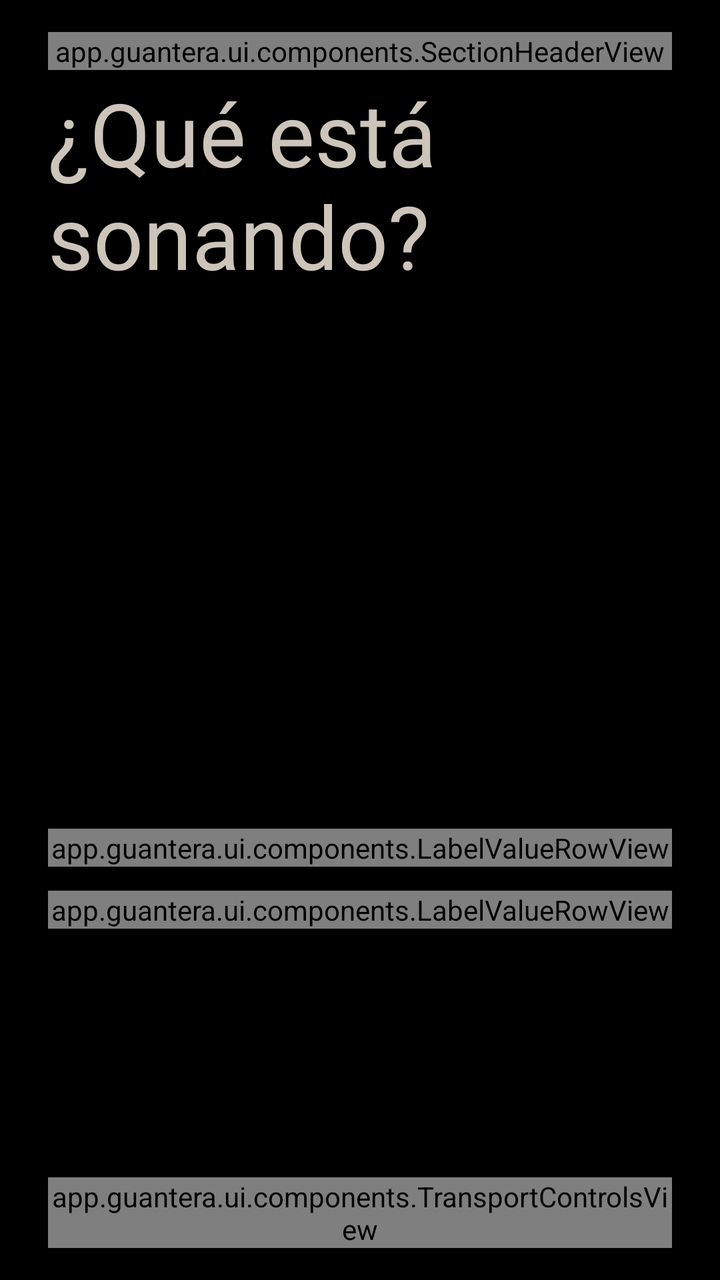
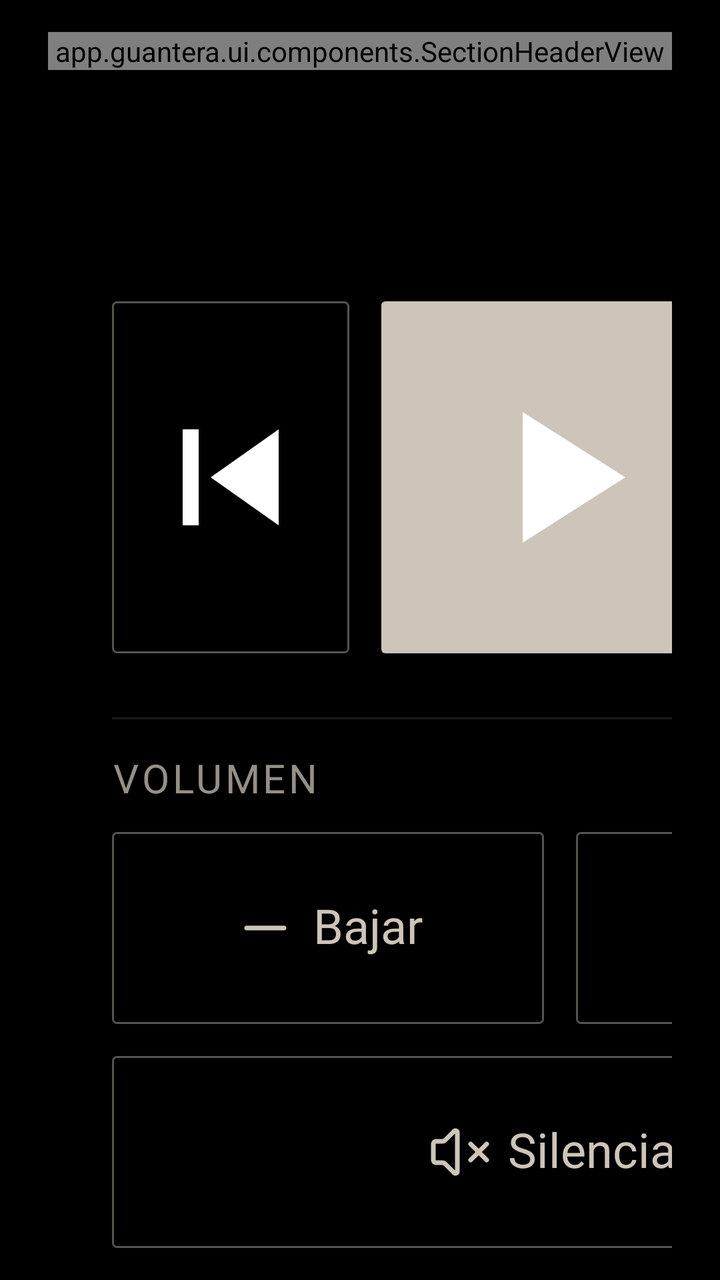

The first picture is an Android layout as it rendered before a commit; the second is the same layout after the commit. The layout source and the unified diff follow.
<!-- AndroidManifest.xml: application theme Theme.Guantera -->
<!-- res/layout/screen_music.xml -->
<?xml version="1.0" encoding="utf-8"?>
<LinearLayout xmlns:android="http://schemas.android.com/apk/res/android"
    xmlns:app="http://schemas.android.com/apk/res-auto"
    android:layout_width="match_parent"
    android:layout_height="match_parent"
    android:orientation="vertical"
    android:paddingStart="@dimen/screen_margin_h"
    android:paddingTop="@dimen/screen_margin_v"
    android:paddingEnd="@dimen/screen_margin_h"
    android:paddingBottom="@dimen/screen_margin_v">

    <app.guantera.ui.components.SectionHeaderView
        android:layout_width="match_parent"
        android:layout_height="wrap_content"
        app:sectionLabel="@string/nav_music"
        app:sectionNumber="@string/section_music" />

    <TextView
        style="@style/Text.Title"
        android:layout_width="wrap_content"
        android:layout_height="wrap_content"
        android:layout_marginTop="@dimen/inner_gap"
        android:text="@string/music_question" />

    <app.guantera.ui.components.BannerView
        android:id="@+id/banner"
        android:layout_width="match_parent"
        android:layout_height="wrap_content"
        android:layout_marginTop="@dimen/block_gap"
        android:visibility="gone" />

    <Space
        android:layout_width="match_parent"
        android:layout_height="0dp"
        android:layout_weight="1" />

    <TextView
        android:id="@+id/trackTitle"
        style="@style/Text.Figure"
        android:layout_width="match_parent"
        android:layout_height="wrap_content"
        android:ellipsize="end" />

    <TextView
        android:id="@+id/trackArtist"
        style="@style/Text.Primary"
        android:layout_width="match_parent"
        android:layout_height="wrap_content"
        android:layout_marginTop="@dimen/inner_gap"
        android:ellipsize="end"
        android:maxLines="1"
        android:textColor="@color/ink_secondary" />

    <app.guantera.ui.components.LabelValueRowView
        android:id="@+id/rowApp"
        android:layout_width="match_parent"
        android:layout_height="wrap_content"
        android:layout_marginTop="@dimen/block_gap"
        app:rowLabel="@string/music_app" />

    <app.guantera.ui.components.LabelValueRowView
        android:id="@+id/rowStatus"
        android:layout_width="match_parent"
        android:layout_height="wrap_content"
        android:layout_marginTop="@dimen/row_gap"
        app:rowLabel="@string/music_status" />

    <Space
        android:layout_width="match_parent"
        android:layout_height="0dp"
        android:layout_weight="1" />

    <TextView
        android:id="@+id/commandError"
        style="@style/Text.Secondary"
        android:layout_width="match_parent"
        android:layout_height="wrap_content"
        android:layout_marginBottom="@dimen/inner_gap"
        android:maxLines="1"
        android:text="@string/music_command_failed"
        android:textColor="@color/signal"
        android:visibility="gone" />

    <LinearLayout
        android:layout_width="match_parent"
        android:layout_height="wrap_content"
        android:gravity="center_vertical"
        android:orientation="horizontal">
        <app.guantera.ui.components.TransportControlsView
            android:id="@+id/transport"
            android:layout_width="wrap_content"
            android:layout_height="wrap_content"
            app:transportHeight="@dimen/control_large"
            app:transportWidth="@dimen/control_large" />
        <Space
            android:layout_width="0dp"
            android:layout_height="0dp"
            android:layout_weight="1" />
        <app.guantera.ui.components.VolumeControlsView
            android:id="@+id/volume"
            android:layout_width="wrap_content"
            android:layout_height="wrap_content"
            app:volumeHeight="@dimen/control_large"
            app:volumeShowMute="true" />
    </LinearLayout>
</LinearLayout>
<!-- resources referenced by this layout -->
<resources>
  <color name="signal">#CE5E32</color>
  <dimen name="control_large">112dp</dimen>
  <dimen name="inner_gap">@dimen/s8</dimen>
  <string name="music_app">App</string>
  <string name="music_command_failed">No se pudo enviar la orden. Abrí tu app de música y probá de nuevo.</string>
  <string name="music_question">¿Qué está sonando?</string>
  <string name="music_status">Estado</string>
  <style name="Text.Figure">
          <item name="android:fontFamily">@font/fraunces_regular</item>
          <item name="fontFamily">@font/fraunces_regular</item>
          <item name="android:textSize">@dimen/text_figure</item>
          <item name="android:fontFeatureSettings">"lnum"</item>
          <item name="android:maxLines">1</item>
      </style>
  <dimen name="text_figure">64sp</dimen>
  <!-- unchanged entries left out for length: 20 -->
</resources>

<!-- the commit's change to res/layout/screen_music.xml (unified diff, before → after) -->
@@ -15,92 +15,227 @@
         app:sectionLabel="@string/nav_music"
         app:sectionNumber="@string/section_music" />
 
-    <TextView
-        style="@style/Text.Title"
-        android:layout_width="wrap_content"
-        android:layout_height="wrap_content"
-        android:layout_marginTop="@dimen/inner_gap"
-        android:text="@string/music_question" />
-
-    <app.guantera.ui.components.BannerView
-        android:id="@+id/banner"
-        android:layout_width="match_parent"
-        android:layout_height="wrap_content"
-        android:layout_marginTop="@dimen/block_gap"
-        android:visibility="gone" />
-
-    <Space
+    <LinearLayout
         android:layout_width="match_parent"
         android:layout_height="0dp"
-        android:layout_weight="1" />
-
-    <TextView
-        android:id="@+id/trackTitle"
-        style="@style/Text.Figure"
-        android:layout_width="match_parent"
-        android:layout_height="wrap_content"
-        android:ellipsize="end" />
-
-    <TextView
-        android:id="@+id/trackArtist"
-        style="@style/Text.Primary"
-        android:layout_width="match_parent"
-        android:layout_height="wrap_content"
-        android:layout_marginTop="@dimen/inner_gap"
-        android:ellipsize="end"
-        android:maxLines="1"
-        android:textColor="@color/ink_secondary" />
-
-    <app.guantera.ui.components.LabelValueRowView
-        android:id="@+id/rowApp"
-        android:layout_width="match_parent"
-        android:layout_height="wrap_content"
         android:layout_marginTop="@dimen/block_gap"
-        app:rowLabel="@string/music_app" />
-
-    <app.guantera.ui.components.LabelValueRowView
-        android:id="@+id/rowStatus"
-        android:layout_width="match_parent"
-        android:layout_height="wrap_content"
-        android:layout_marginTop="@dimen/row_gap"
-        app:rowLabel="@string/music_status" />
-
-    <Space
-        android:layout_width="match_parent"
-        android:layout_height="0dp"
-        android:layout_weight="1" />
-
-    <TextView
-        android:id="@+id/commandError"
-        style="@style/Text.Secondary"
-        android:layout_width="match_parent"
-        android:layout_height="wrap_content"
-        android:layout_marginBottom="@dimen/inner_gap"
-        android:maxLines="1"
-        android:text="@string/music_command_failed"
-        android:textColor="@color/signal"
-        android:visibility="gone" />
-
-    <LinearLayout
-        android:layout_width="match_parent"
-        android:layout_height="wrap_content"
-        android:gravity="center_vertical"
+        android:layout_weight="1"
         android:orientation="horizontal">
-        <app.guantera.ui.components.TransportControlsView
-            android:id="@+id/transport"
-            android:layout_width="wrap_content"
-            android:layout_height="wrap_content"
-            app:transportHeight="@dimen/control_large"
-            app:transportWidth="@dimen/control_large" />
-        <Space
+
+        
+        <LinearLayout
             android:layout_width="0dp"
-            android:layout_height="0dp"
-            android:layout_weight="1" />
-        <app.guantera.ui.components.VolumeControlsView
-            android:id="@+id/volume"
-            android:layout_width="wrap_content"
-            android:layout_height="wrap_content"
-            app:volumeHeight="@dimen/control_large"
-            app:volumeShowMute="true" />
+            android:layout_height="match_parent"
+            android:layout_marginEnd="@dimen/block_gap_large"
+            android:layout_weight="1"
+            android:orientation="vertical">
+
+            <TextView
+                android:id="@+id/trackApp"
+                style="@style/Text.Label"
+                android:layout_width="match_parent"
+                android:layout_height="wrap_content"
+                android:ellipsize="end"
+                android:lines="1" />
+
+            <TextView
+                android:id="@+id/trackTitle"
+                style="@style/Text.Title"
+                android:layout_width="match_parent"
+                android:layout_height="wrap_content"
+                android:layout_marginTop="@dimen/row_gap"
+                android:ellipsize="end"
+                android:maxLines="3" />
+
+            <TextView
+                android:id="@+id/trackArtist"
+                style="@style/Text.Primary"
+                android:layout_width="match_parent"
+                android:layout_height="wrap_content"
+                android:layout_marginTop="@dimen/row_gap"
+                android:ellipsize="end"
+                android:maxLines="2"
+                android:textColor="@color/ink_secondary" />
+
+            <Space
+                android:layout_width="match_parent"
+                android:layout_height="0dp"
+                android:layout_weight="1" />
+
+            
+            <Button
+                android:id="@+id/accessAction"
+                style="@style/Control.Button.Secondary"
+                android:layout_width="wrap_content"
+                android:layout_height="@dimen/touch_min"
+                android:layout_marginBottom="@dimen/block_gap"
+                android:text="@string/music_access_action"
+                android:visibility="invisible" />
+
+            <View
+                android:layout_width="match_parent"
+                android:layout_height="@dimen/line"
+                android:background="@color/line_soft" />
+
+            
+            <TextView
+                android:id="@+id/statusLine"
+                style="@style/Text.Secondary"
+                android:layout_width="match_parent"
+                android:layout_height="wrap_content"
+                android:layout_marginTop="@dimen/row_gap"
+                android:ellipsize="end"
+                android:lines="1" />
+        </LinearLayout>
+
+        
+        <LinearLayout
+            android:layout_width="@dimen/music_controls_width"
+            android:layout_height="match_parent"
+            android:gravity="bottom"
+            android:orientation="vertical">
+
+            <LinearLayout
+                android:layout_width="match_parent"
+                android:layout_height="@dimen/music_transport_height"
+                android:orientation="horizontal">
+                <ImageButton
+                    android:id="@+id/previous"
+                    style="@style/Control.Transport"
+                    android:layout_width="0dp"
+                    android:layout_height="match_parent"
+                    android:layout_weight="1"
+                    android:contentDescription="@string/transport_previous"
+                    android:src="@drawable/ic_previous_lg" />
+                <ImageButton
+                    android:id="@+id/playPause"
+                    style="@style/Control.Transport.Primary"
+                    android:layout_width="0dp"
+                    android:layout_height="match_parent"
+                    android:layout_marginStart="@dimen/touch_gap"
+                    android:layout_weight="1.5"
+                    android:contentDescription="@string/transport_play"
+                    android:src="@drawable/ic_play_lg" />
+                <ImageButton
+                    android:id="@+id/next"
+                    style="@style/Control.Transport"
+                    android:layout_width="0dp"
+                    android:layout_height="match_parent"
+                    android:layout_marginStart="@dimen/touch_gap"
+                    android:layout_weight="1"
+                    android:contentDescription="@string/transport_next"
+                    android:src="@drawable/ic_next_lg" />
+            </LinearLayout>
+
+            
+            <View
+                android:layout_width="match_parent"
+                android:layout_height="@dimen/line"
+                android:layout_marginTop="@dimen/block_gap_large"
+                android:background="@color/line_soft" />
+
+            <LinearLayout
+                android:layout_width="match_parent"
+                android:layout_height="wrap_content"
+                android:layout_marginTop="@dimen/card_padding"
+                android:gravity="center_vertical"
+                android:orientation="horizontal">
+                <TextView
+                    style="@style/Text.Label"
+                    android:layout_width="0dp"
+                    android:layout_height="wrap_content"
+                    android:layout_weight="1"
+                    android:text="@string/volume_label" />
+                <TextView
+                    android:id="@+id/volumeValue"
+                    style="@style/Text.Secondary"
+                    android:layout_width="wrap_content"
+                    android:layout_height="wrap_content"
+                    android:lines="1"
+                    android:textColor="@color/ink" />
+            </LinearLayout>
+
+            <LinearLayout
+                android:layout_width="match_parent"
+                android:layout_height="@dimen/touch_min"
+                android:layout_marginTop="@dimen/row_gap"
+                android:orientation="horizontal">
+                <LinearLayout
+                    android:id="@+id/volumeDown"
+                    style="@style/Control"
+                    android:layout_width="0dp"
+                    android:layout_height="match_parent"
+                    android:layout_weight="1"
+                    android:background="@drawable/bg_button_secondary"
+                    android:contentDescription="@string/control_volume_down"
+                    android:gravity="center"
+                    android:orientation="horizontal">
+                    <ImageView
+                        android:layout_width="@dimen/icon_size"
+                        android:layout_height="@dimen/icon_size"
+                        android:importantForAccessibility="no"
+                        android:src="@drawable/ic_l_minus" />
+                    <TextView
+                        style="@style/Text.Secondary"
+                        android:layout_width="wrap_content"
+                        android:layout_height="wrap_content"
+                        android:layout_marginStart="@dimen/icon_gap_inline"
+                        android:fontFamily="@font/space_grotesk_medium"
+                        android:text="@string/music_volume_down"
+                        android:textColor="@color/ink" />
+                </LinearLayout>
+                <LinearLayout
+                    android:id="@+id/volumeUp"
+                    style="@style/Control"
+                    android:layout_width="0dp"
+                    android:layout_height="match_parent"
+                    android:layout_marginStart="@dimen/touch_gap"
+                    android:layout_weight="1"
+                    android:background="@drawable/bg_button_secondary"
+                    android:contentDescription="@string/control_volume_up"
+                    android:gravity="center"
+                    android:orientation="horizontal">
+                    <ImageView
+                        android:layout_width="@dimen/icon_size"
+                        android:layout_height="@dimen/icon_size"
+                        android:importantForAccessibility="no"
+                        android:src="@drawable/ic_l_plus" />
+                    <TextView
+                        style="@style/Text.Secondary"
+                        android:layout_width="wrap_content"
+                        android:layout_height="wrap_content"
+                        android:layout_marginStart="@dimen/icon_gap_inline"
+                        android:fontFamily="@font/space_grotesk_medium"
+                        android:text="@string/music_volume_up"
+                        android:textColor="@color/ink" />
+                </LinearLayout>
+            </LinearLayout>
+
+            <LinearLayout
+                android:id="@+id/mute"
+                style="@style/Control"
+                android:layout_width="match_parent"
+                android:layout_height="@dimen/touch_min"
+                android:layout_marginTop="@dimen/touch_gap"
+                android:background="@drawable/bg_button_secondary"
+                android:gravity="center"
+                android:orientation="horizontal">
+                <ImageView
+                    android:id="@+id/muteIcon"
+                    android:layout_width="@dimen/icon_size"
+                    android:layout_height="@dimen/icon_size"
+                    android:importantForAccessibility="no"
+                    android:src="@drawable/ic_l_volume_off" />
+                <TextView
+                    android:id="@+id/muteLabel"
+                    style="@style/Text.Secondary"
+                    android:layout_width="wrap_content"
+                    android:layout_height="wrap_content"
+                    android:layout_marginStart="@dimen/icon_gap_inline"
+                    android:fontFamily="@font/space_grotesk_medium"
+                    android:text="@string/volume_mute"
+                    android:textColor="@color/ink" />
+            </LinearLayout>
+        </LinearLayout>
     </LinearLayout>
 </LinearLayout>
<!-- resource entries referenced after the edit -->
@@ -1,20 +1,161 @@
 <!-- resources referenced by this layout -->
 <resources>
-  <color name="signal">#CE5E32</color>
-  <dimen name="control_large">112dp</dimen>
-  <dimen name="inner_gap">@dimen/s8</dimen>
-  <string name="music_app">App</string>
-  <string name="music_command_failed">No se pudo enviar la orden. Abrí tu app de música y probá de nuevo.</string>
-  <string name="music_question">¿Qué está sonando?</string>
-  <string name="music_status">Estado</string>
-  <style name="Text.Figure">
-          <item name="android:fontFamily">@font/fraunces_regular</item>
-          <item name="fontFamily">@font/fraunces_regular</item>
-          <item name="android:textSize">@dimen/text_figure</item>
-          <item name="android:fontFeatureSettings">"lnum"</item>
+  <color name="line_soft">#21CDC4BA</color>
+  <dimen name="block_gap_large">@dimen/s32</dimen>
+  <dimen name="card_padding">@dimen/s16</dimen>
+  <dimen name="icon_gap_inline">@dimen/s8</dimen>
+  <dimen name="icon_size">32dp</dimen>
+  <dimen name="line">1dp</dimen>
+  <dimen name="music_controls_width">448dp</dimen>
+  <dimen name="music_transport_height">176dp</dimen>
+  <dimen name="touch_gap">16dp</dimen>
+  <dimen name="touch_min">96dp</dimen>
+  <!-- drawable bg_button_secondary (drawable) -->
+  <?xml version="1.0" encoding="utf-8"?>
+  <selector xmlns:android="http://schemas.android.com/apk/res/android">
+      <item android:state_pressed="true">
+          <shape>
+              <solid android:color="@color/line_strong" />
+              <stroke android:width="@dimen/line" android:color="@color/ink" />
+              <corners android:radius="@dimen/radius" />
+          </shape>
+      </item>
+      <item>
+          <shape>
+              <solid android:color="@android:color/transparent" />
+              <stroke android:width="@dimen/line" android:color="@color/line_strong" />
+              <corners android:radius="@dimen/radius" />
+          </shape>
+      </item>
+  </selector>
+  <!-- drawable ic_l_minus (drawable) -->
+  <?xml version="1.0" encoding="utf-8"?>
+  <vector xmlns:android="http://schemas.android.com/apk/res/android"
+      android:width="@dimen/icon_size"
+      android:height="@dimen/icon_size"
+      android:viewportWidth="24"
+      android:viewportHeight="24">
+      <path
+          android:pathData="M 5 12 h 14"
+          android:strokeColor="@color/ink"
+          android:strokeWidth="1.75"
+          android:strokeLineCap="round"
+          android:strokeLineJoin="round" />
+  </vector>
+  <!-- drawable ic_l_plus (drawable) -->
+  <?xml version="1.0" encoding="utf-8"?>
+  <vector xmlns:android="http://schemas.android.com/apk/res/android"
+      android:width="@dimen/icon_size"
+      android:height="@dimen/icon_size"
+      android:viewportWidth="24"
+      android:viewportHeight="24">
+      <path
+          android:pathData="M 5 12 h 14"
+          android:strokeColor="@color/ink"
+          android:strokeWidth="1.75"
+          android:strokeLineCap="round"
+          android:strokeLineJoin="round" />
+      <path
+          android:pathData="M 12 5 v 14"
+          android:strokeColor="@color/ink"
+          android:strokeWidth="1.75"
+          android:strokeLineCap="round"
+          android:strokeLineJoin="round" />
+  </vector>
+  <!-- drawable ic_l_volume_off (drawable) -->
+  <?xml version="1.0" encoding="utf-8"?>
+  <vector xmlns:android="http://schemas.android.com/apk/res/android"
+      android:width="@dimen/icon_size"
+      android:height="@dimen/icon_size"
+      android:viewportWidth="24"
+      android:viewportHeight="24">
+      <path
+          android:pathData="M 11 4.702 a 0.705 0.705 0 0 0 -1.203 -0.498 L 6.413 7.587 A 1.4 1.4 0 0 1 5.416 8 H 3 a 1 1 0 0 0 -1 1 v 6 a 1 1 0 0 0 1 1 h 2.416 a 1.4 1.4 0 0 1 0.997 0.413 l 3.383 3.384 A 0.705 0.705 0 0 0 11 19.298 z"
+          android:strokeColor="@color/ink"
+          android:strokeWidth="1.75"
+          android:strokeLineCap="round"
+          android:strokeLineJoin="round" />
+      <path
+          android:pathData="M 22 9 l -6 6"
+          android:strokeColor="@color/ink"
+          android:strokeWidth="1.75"
+          android:strokeLineCap="round"
+          android:strokeLineJoin="round" />
+      <path
+          android:pathData="M 16 9 l 6 6"
+          android:strokeColor="@color/ink"
+          android:strokeWidth="1.75"
+          android:strokeLineCap="round"
+          android:strokeLineJoin="round" />
+  </vector>
+  <!-- drawable ic_next_lg (drawable) -->
+  <vector xmlns:android="http://schemas.android.com/apk/res/android" android:width="@dimen/icon_transport_side" android:height="@dimen/icon_transport_side" android:viewportWidth="24" android:viewportHeight="24">
+      <path android:fillColor="#FFFFFFFF" android:pathData="M6,18l8.5,-6L6,6v12zM16,6v12h2V6h-2z" />
+  </vector>
+  <!-- drawable ic_play_lg (drawable) -->
+  <vector xmlns:android="http://schemas.android.com/apk/res/android" android:width="@dimen/icon_transport_play" android:height="@dimen/icon_transport_play" android:viewportWidth="24" android:viewportHeight="24">
+      <path android:fillColor="#FFFFFFFF" android:pathData="M8,5v14l11,-7z" />
+  </vector>
+  <!-- drawable ic_previous_lg (drawable) -->
+  <vector xmlns:android="http://schemas.android.com/apk/res/android" android:width="@dimen/icon_transport_side" android:height="@dimen/icon_transport_side" android:viewportWidth="24" android:viewportHeight="24">
+      <path android:fillColor="#FFFFFFFF" android:pathData="M6,6h2v12H6zM9.5,12l8.5,6V6z" />
+  </vector>
+  <string name="control_volume_down">Bajar volumen</string>
+  <string name="control_volume_up">Subir volumen</string>
+  <string name="music_access_action">Habilitar acceso</string>
+  <string name="music_volume_down">Bajar</string>
+  <string name="music_volume_up">Subir</string>
+  <string name="transport_next">Siguiente</string>
+  <string name="transport_play">Reproducir</string>
+  <string name="transport_previous">Anterior</string>
+  <string name="volume_label">Volumen</string>
+  <string name="volume_mute">Silenciar</string>
+  <style name="Control">
+          <item name="android:minWidth">@dimen/touch_min</item>
+          <item name="android:minHeight">@dimen/touch_min</item>
+          <item name="android:stateListAnimator">@null</item>
+          <item name="android:clickable">true</item>
+          <item name="android:focusable">true</item>
+      </style>
+  <style name="Control.Button.Secondary">
+          <item name="android:background">@drawable/bg_button_secondary</item>
+          <item name="android:textColor">@color/ink</item>
+      </style>
+  <style name="Control.Transport">
+          <item name="android:scaleType">center</item>
+          <item name="android:background">@drawable/bg_button_secondary</item>
+          <item name="tint">@color/ink</item>
+      </style>
+  <style name="Control.Transport.Primary">
+          <item name="android:background">@drawable/bg_button_primary</item>
+          <item name="tint">@color/background</item>
+      </style>
+  <style name="Text.Label">
+          <item name="android:fontFamily">@font/space_mono_regular</item>
+          <item name="fontFamily">@font/space_mono_regular</item>
+          <item name="android:textSize">@dimen/text_label</item>
+          <item name="android:textColor">@color/ink_faint</item>
+          <item name="android:letterSpacing">0.08</item>
+          <item name="android:textAllCaps">true</item>
           <item name="android:maxLines">1</item>
       </style>
-  <dimen name="text_figure">64sp</dimen>
+  <dimen name="s32">32dp</dimen>
+  <color name="line_strong">#6BCDC4BA</color>
+  <dimen name="radius">2dp</dimen>
+  <dimen name="icon_transport_side">96dp</dimen>
+  <dimen name="icon_transport_play">112dp</dimen>
+  <!-- drawable bg_button_primary (drawable) -->
+  <?xml version="1.0" encoding="utf-8"?>
+  <selector xmlns:android="http://schemas.android.com/apk/res/android">
+      <item android:state_pressed="true">
+          <shape><solid android:color="@color/ink_faint" /><corners android:radius="@dimen/radius" /></shape>
+      </item>
+      <item>
+          <shape><solid android:color="@color/ink" /><corners android:radius="@dimen/radius" /></shape>
+      </item>
+  </selector>
+  <dimen name="text_label">20sp</dimen>
+  <color name="ink_faint">#958F87</color>
   <!-- unchanged entries left out for length: 20 -->
 </resources>
 
